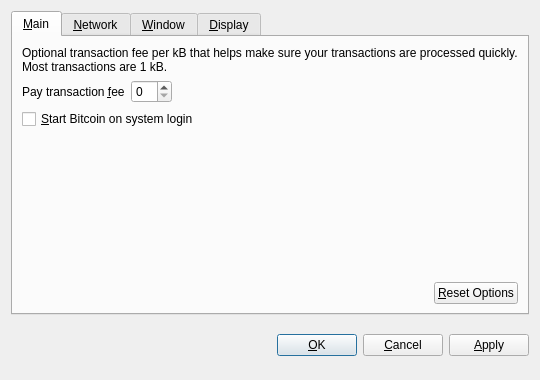
Before: the Qt Designer form src/qt/forms/optionsdialog.ui in raffermeko/bitcoin, drawn with Qt 5.
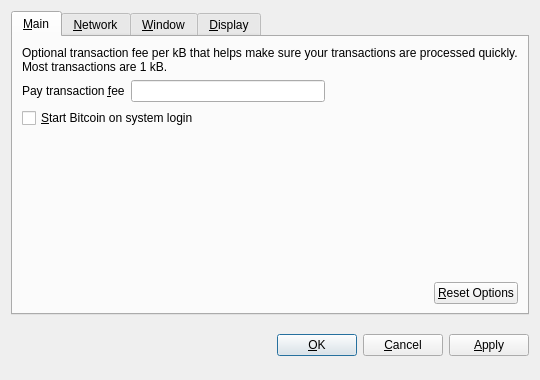
After: the same form once the commit is applied. Custom widgets are drawn as their Qt base class.

```diff
--- a/src/qt/forms/optionsdialog.ui
+++ b/src/qt/forms/optionsdialog.ui
@@ -461,7 +461,7 @@
  <customwidgets>
   <customwidget>
    <class>BitcoinAmountField</class>
-   <extends>QSpinBox</extends>
+   <extends>QLineEdit</extends>
    <header>bitcoinamountfield.h</header>
   </customwidget>
   <customwidget>
```
